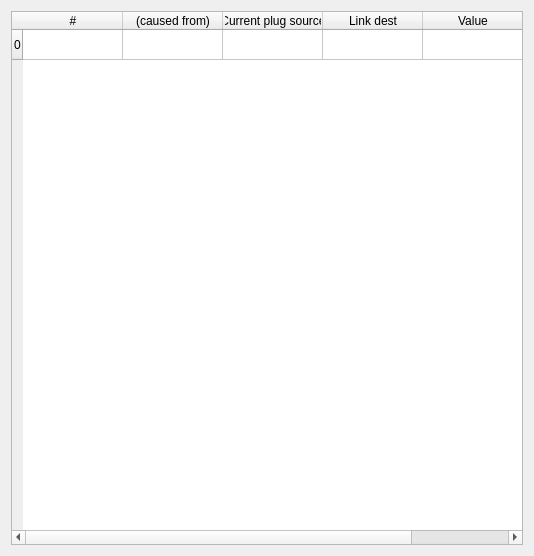
The window that capsul/qt_gui/widgets/links_debugger.ui (populse/capsul) describes before a commit, drawn with Qt 5.
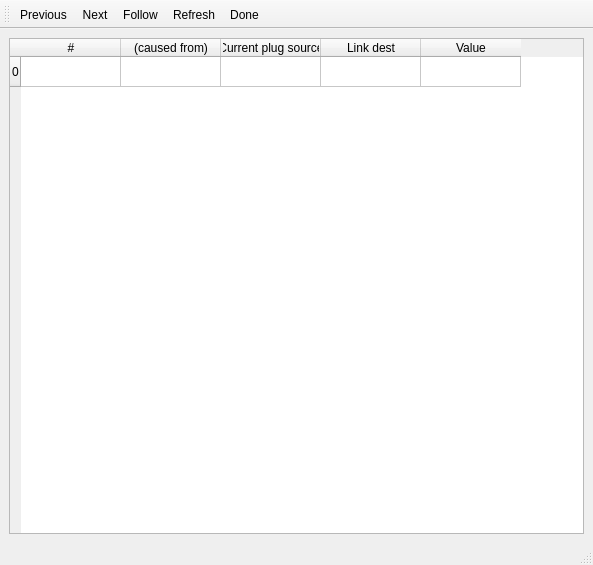
The same window after the commit.

Commit message:
improved the GUI of links debugger
added a toolbar and buttons, (changed the widget to a QMainWindow)

```diff
--- a/capsul/qt_gui/widgets/links_debugger.ui
+++ b/capsul/qt_gui/widgets/links_debugger.ui
@@ -1,18 +1,19 @@
 <?xml version="1.0" encoding="UTF-8"?>
 <ui version="4.0">
- <class>Form</class>
- <widget class="QWidget" name="Form">
+ <class>links_debugger</class>
+ <widget class="QMainWindow" name="links_debugger">
   <property name="geometry">
    <rect>
     <x>0</x>
     <y>0</y>
-    <width>534</width>
-    <height>556</height>
+    <width>593</width>
+    <height>565</height>
    </rect>
   </property>
   <property name="windowTitle">
    <string>Form</string>
   </property>
+  <widget class="QWidget" name="centralwidget">
   <layout class="QVBoxLayout" name="verticalLayout">
    <item>
     <widget class="QTableWidget" name="links_table">
@@ -68,6 +69,83 @@
    </item>
   </layout>
  </widget>
+  <widget class="QMenuBar" name="menubar">
+   <property name="geometry">
+    <rect>
+     <x>0</x>
+     <y>0</y>
+     <width>593</width>
+     <height>20</height>
+    </rect>
+   </property>
+  </widget>
+  <widget class="QStatusBar" name="statusbar"/>
+  <widget class="QToolBar" name="actionsbar">
+   <property name="windowTitle">
+    <string>toolBar</string>
+   </property>
+   <attribute name="toolBarArea">
+    <enum>TopToolBarArea</enum>
+   </attribute>
+   <attribute name="toolBarBreak">
+    <bool>false</bool>
+   </attribute>
+   <addaction name="actionPrevious"/>
+   <addaction name="actionNext"/>
+   <addaction name="actionFollow"/>
+   <addaction name="actionRefresh"/>
+   <addaction name="actionDone"/>
+  </widget>
+  <action name="actionPrevious">
+   <property name="text">
+    <string>Previous</string>
+   </property>
+   <property name="toolTip">
+    <string>Previous link in order</string>
+   </property>
+   <property name="shortcut">
+    <string>Ctrl+Up</string>
+   </property>
+  </action>
+  <action name="actionNext">
+   <property name="text">
+    <string>Next</string>
+   </property>
+   <property name="toolTip">
+    <string>next link in order</string>
+   </property>
+   <property name="shortcut">
+    <string>Down, Right</string>
+   </property>
+  </action>
+  <action name="actionFollow">
+   <property name="text">
+    <string>Follow</string>
+   </property>
+   <property name="toolTip">
+    <string>Follow link and go to the next one</string>
+   </property>
+   <property name="shortcut">
+    <string>Return</string>
+   </property>
+  </action>
+  <action name="actionRefresh">
+   <property name="text">
+    <string>Refresh</string>
+   </property>
+   <property name="shortcut">
+    <string>F5</string>
+   </property>
+  </action>
+  <action name="actionDone">
+   <property name="text">
+    <string>Done</string>
+   </property>
+   <property name="shortcut">
+    <string>Ctrl+W</string>
+   </property>
+  </action>
+ </widget>
  <resources/>
  <connections/>
 </ui>
```
Left out of the diff: 21 changed lines with no effect on the pictures. Lines whose indentation alone changed are shown as unchanged. The commit also changes 1 other file.
